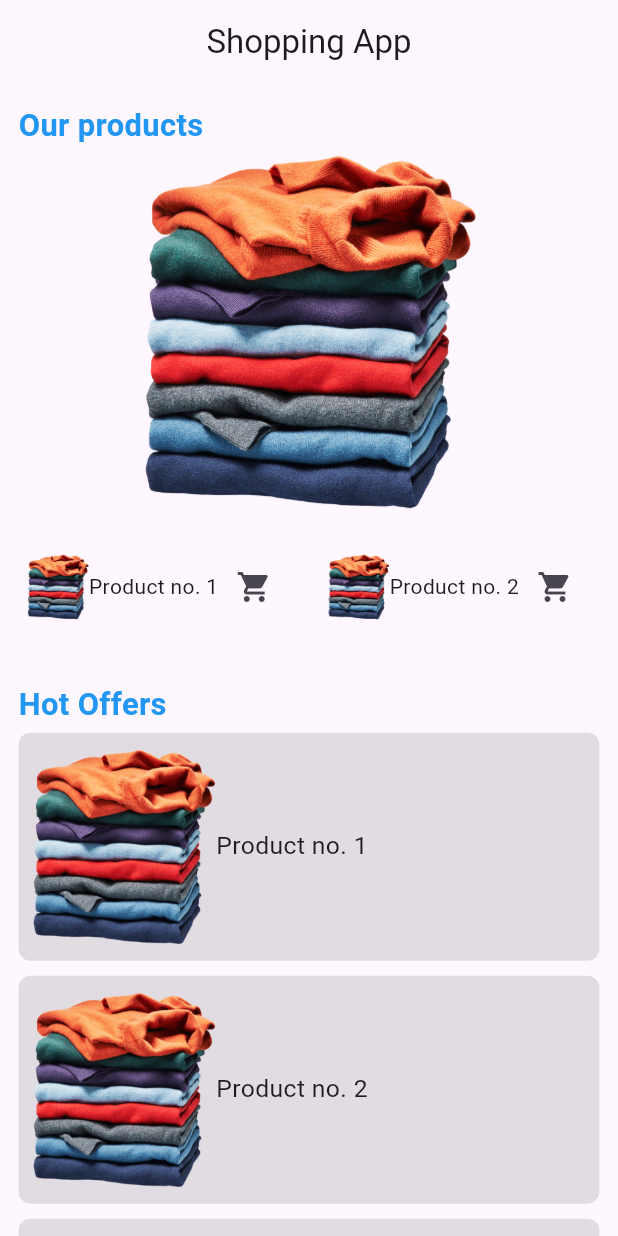
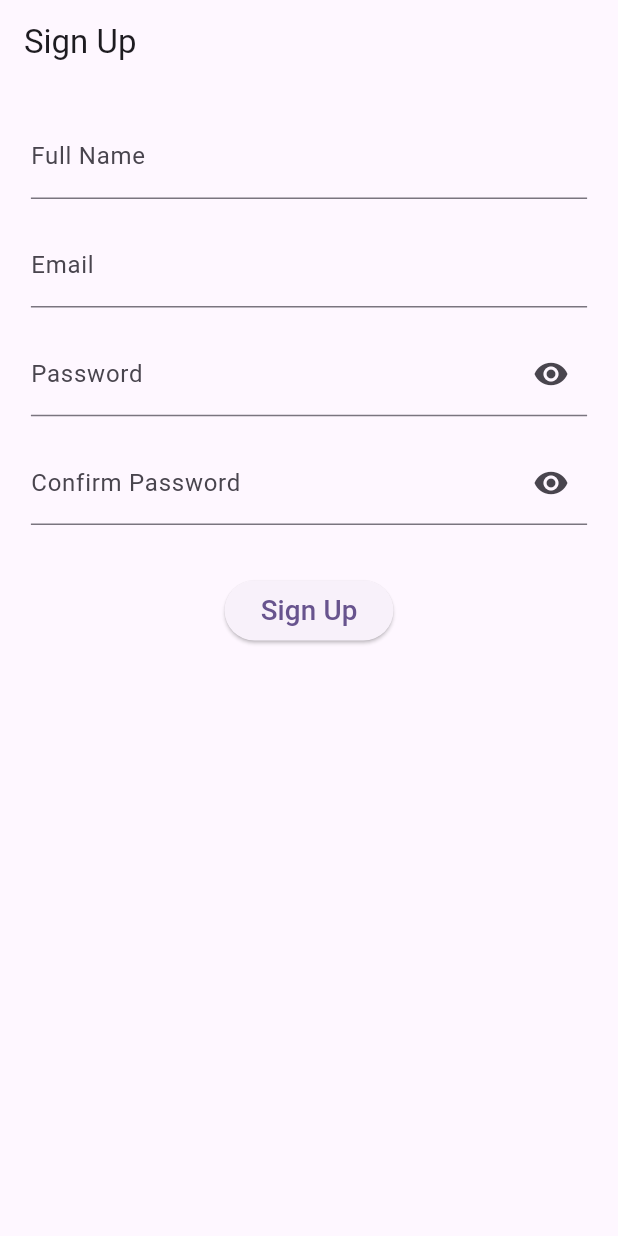
Before and after one commit to GehadTaymoor/Sprints-shopping_app_interface, a Flutter app: the screen it shows after launch, on a phone screen of 412 x 824 dp. Run offline on Flutter 3.47's test engine with Material 3 defaults, Android fonts, the phone set to English and light mode, and no system bars.

Commit message:
SignUp page is done

```diff
--- a/lib/main.dart
+++ b/lib/main.dart
@@ -1,5 +1,6 @@
 import 'package:flutter/material.dart';
 import 'package:sprints_shopping_app/main_screen.dart';
+import 'package:sprints_shopping_app/sign_up_page.dart';
 
 void main() {
   runApp(const MyApp());
@@ -16,7 +17,7 @@ class MyApp extends StatelessWidget {
         colorScheme: ColorScheme.fromSeed(seedColor: Colors.deepPurple),
         useMaterial3: true,
       ),
-      home: const MainScreen(),
+      home: const SignUpPage(),
     );
   }
 }
--- /dev/null
+++ b/lib/sign_up_page.dart
@@ -0,0 +1,154 @@
+import 'package:flutter/material.dart';
+import 'package:sprints_shopping_app/main_screen.dart';
+
+class SignUpPage extends StatefulWidget {
+  const SignUpPage({super.key});
+
+  @override
+  _SignUpPageState createState() => _SignUpPageState();
+}
+
+class _SignUpPageState extends State<SignUpPage> {
+  final _formKey = GlobalKey<FormState>();
+  final _fullNameController = TextEditingController();
+  final _emailController = TextEditingController();
+  final _passwordController = TextEditingController();
+  final _confirmPasswordController = TextEditingController();
+  bool isObscure = true;
+  bool isObscureConfirmation = true;
+
+  void _submitForm() {
+    if (_formKey.currentState!.validate()) {
+      showDialog(
+        context: context,
+        builder: (context) => AlertDialog(
+          title: Text('Success'),
+          content: Text('Account created successfully!'),
+          actions: [
+            TextButton(
+              onPressed: () {
+                Navigator.of(context).pop(); // Close the dialog
+                Navigator.of(context).pushReplacement(
+                  MaterialPageRoute(
+                    builder: (context) =>
+                        MainScreen(), // Navigate to shopping screen
+                  ),
+                );
+              },
+              child: Text('Close'),
+            ),
+          ],
+        ),
+      );
+    } else {
+      ScaffoldMessenger.of(context).showSnackBar(
+        SnackBar(
+          content: Text('Please fix the errors in the form.'),
+          duration: Duration(seconds: 2),
+        ),
+      );
+    }
+  }
+
+  void togglePassword() {
+    isObscure = !isObscure;
+    setState(() {});
+  }
+
+  @override
+  Widget build(BuildContext context) {
+    double screenHeight = MediaQuery.of(context).size.height;
+    double screenWidth = MediaQuery.of(context).size.width;
+
+    return Scaffold(
+      appBar: AppBar(
+        title: Text('Sign Up'),
+      ),
+      body: Padding(
+        padding: EdgeInsets.all(screenWidth * 0.05),
+        child: Form(
+          key: _formKey,
+          child: Column(
+            children: [
+              TextFormField(
+                controller: _fullNameController,
+                decoration: InputDecoration(labelText: 'Full Name'),
+                validator: (value) {
+                  if (value == null || value.isEmpty) {
+                    return 'Full name is required';
+                  } else if (value[0] != value[0].toUpperCase()) {
+                    return 'First letter must be capitalized';
+                  }
+                  return null;
+                },
+              ),
+              SizedBox(height: screenHeight * 0.02),
+              TextFormField(
+                controller: _emailController,
+                decoration: InputDecoration(labelText: 'Email'),
+                validator: (value) {
+                  if (value == null || value.isEmpty) {
+                    return 'Email is required';
+                  } else if (!value.contains('@')) {
+                    return 'Email must contain @';
+                  }
+                  return null;
+                },
+              ),
+              SizedBox(height: screenHeight * 0.02),
+              TextFormField(
+                controller: _passwordController,
+                decoration: InputDecoration(
+                    labelText: 'Password',
+                    suffixIcon: IconButton(
+                        onPressed: () {
+                          togglePassword();
+                        },
+                        icon: Icon(isObscure
+                            ? Icons.remove_red_eye
+                            : Icons.visibility_off))),
+                obscureText: isObscure,
+                validator: (value) {
+                  if (value == null || value.isEmpty) {
+                    return 'Password is required';
+                  } else if (value.length < 6) {
+                    return 'Password must be at least 6 characters';
+                  }
+                  return null;
+                },
+              ),
+              SizedBox(height: screenHeight * 0.02),
+              TextFormField(
+                controller: _confirmPasswordController,
+                decoration: InputDecoration(
+                    labelText: 'Confirm Password',
+                    suffixIcon: IconButton(
+                        onPressed: () {
+                          togglePassword();
+                        },
+                        icon: Icon(isObscureConfirmation
+                            ? Icons.remove_red_eye
+                            : Icons.visibility_off))),
+                obscureText: isObscureConfirmation,
+                validator: (value) {
+                  if (value == null || value.isEmpty) {
+                    return 'Confirm Password is required';
+                  } else if (value != _passwordController.text) {
+                    return 'Passwords do not match';
+                  }
+                  return null;
+                },
+              ),
+              SizedBox(height: screenHeight * 0.04),
+              ElevatedButton(
+                onPressed: _submitForm,
+                child: Text('Sign Up',
+                    style: TextStyle(fontSize: screenWidth * 0.045)),
+              ),
+            ],
+          ),
+        ),
+      ),
+    );
+  }
+}
```
Also changed, not shown: 1 other file.
